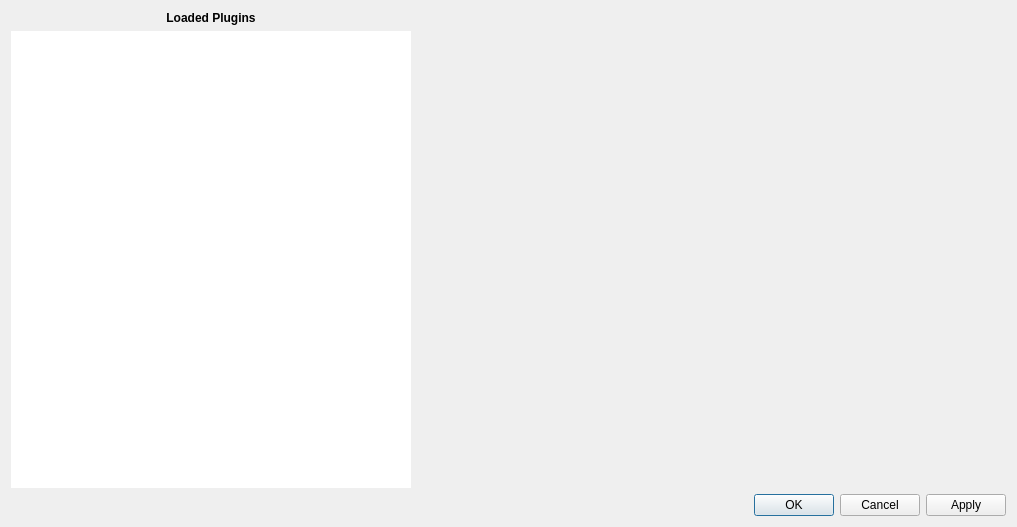
Above: brainframe_qt/ui/dialogs/plugin_configuration/plugin_config.ui from aotuai/brainframe-qt before the change. Below: the same form after it.
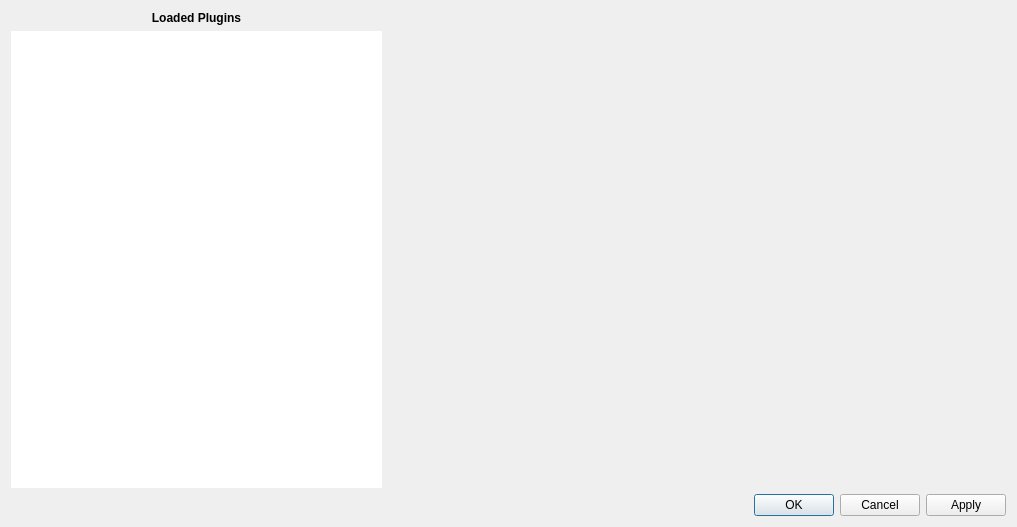
That is the form after the change. Custom widgets are drawn as their Qt base class.

Commit message: Minor UI tweaks to plugin config UI elements

The edit to the form file:
```diff
--- a/brainframe_qt/ui/dialogs/plugin_configuration/plugin_config.ui
+++ b/brainframe_qt/ui/dialogs/plugin_configuration/plugin_config.ui
@@ -13,7 +13,7 @@
   <property name="windowTitle">
    <string>Dialog</string>
   </property>
-  <layout class="QGridLayout" name="gridLayout">
+  <layout class="QGridLayout" name="gridLayout" rowstretch="0,1,0" columnstretch="3,5">
    <item row="1" column="0">
     <widget class="PluginList" name="PluginList">
      <property name="sizePolicy">
@@ -33,24 +33,8 @@
      </property>
     </widget>
    </item>
-   <item row="2" column="1">
-    <widget class="QDialogButtonBox" name="dialog_button_box">
-     <property name="orientation">
-      <enum>Qt::Horizontal</enum>
-     </property>
-     <property name="standardButtons">
-      <set>QDialogButtonBox::Apply|QDialogButtonBox::Cancel|QDialogButtonBox::Ok</set>
-     </property>
-    </widget>
-   </item>
    <item row="0" column="0">
     <widget class="QLabel" name="label">
-     <property name="sizePolicy">
-      <sizepolicy hsizetype="Preferred" vsizetype="Fixed">
-       <horstretch>0</horstretch>
-       <verstretch>0</verstretch>
-      </sizepolicy>
-     </property>
      <property name="font">
       <font>
        <weight>75</weight>
@@ -68,6 +52,16 @@
      </property>
     </widget>
    </item>
+   <item row="2" column="0" colspan="2">
+    <widget class="QDialogButtonBox" name="dialog_button_box">
+     <property name="orientation">
+      <enum>Qt::Horizontal</enum>
+     </property>
+     <property name="standardButtons">
+      <set>QDialogButtonBox::Apply|QDialogButtonBox::Cancel|QDialogButtonBox::Ok</set>
+     </property>
+    </widget>
+   </item>
   </layout>
  </widget>
  <customwidgets>
```
Left out of the diff: 2 changed lines with no effect on the pictures. The commit also changes 1 other file.
